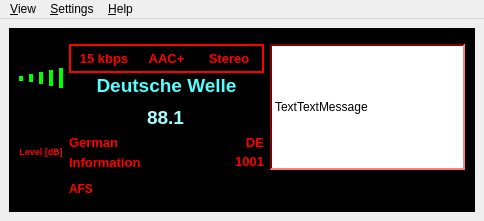
Qt form NewGUI/DABMainWindow.ui (AlbrechtL/sdr-j-dab) before a commit.
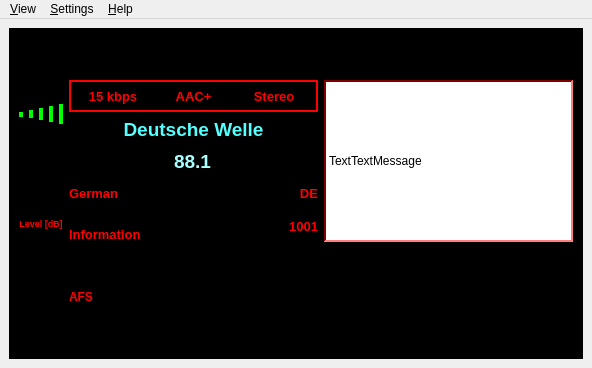
The same form after that commit. Icons and pictures are not drawn. Custom widgets are drawn as their Qt base class.

```diff
--- a/NewGUI/DABMainWindow.ui
+++ b/NewGUI/DABMainWindow.ui
@@ -6,8 +6,8 @@
    <rect>
     <x>0</x>
     <y>0</y>
-    <width>484</width>
-    <height>221</height>
+    <width>592</width>
+    <height>368</height>
    </rect>
   </property>
   <property name="windowTitle">
@@ -8826,7 +8826,7 @@
     <rect>
      <x>0</x>
      <y>0</y>
-     <width>484</width>
+     <width>592</width>
      <height>25</height>
     </rect>
    </property>
```
Left out of the diff: 4 changed lines with no effect on the pictures.
